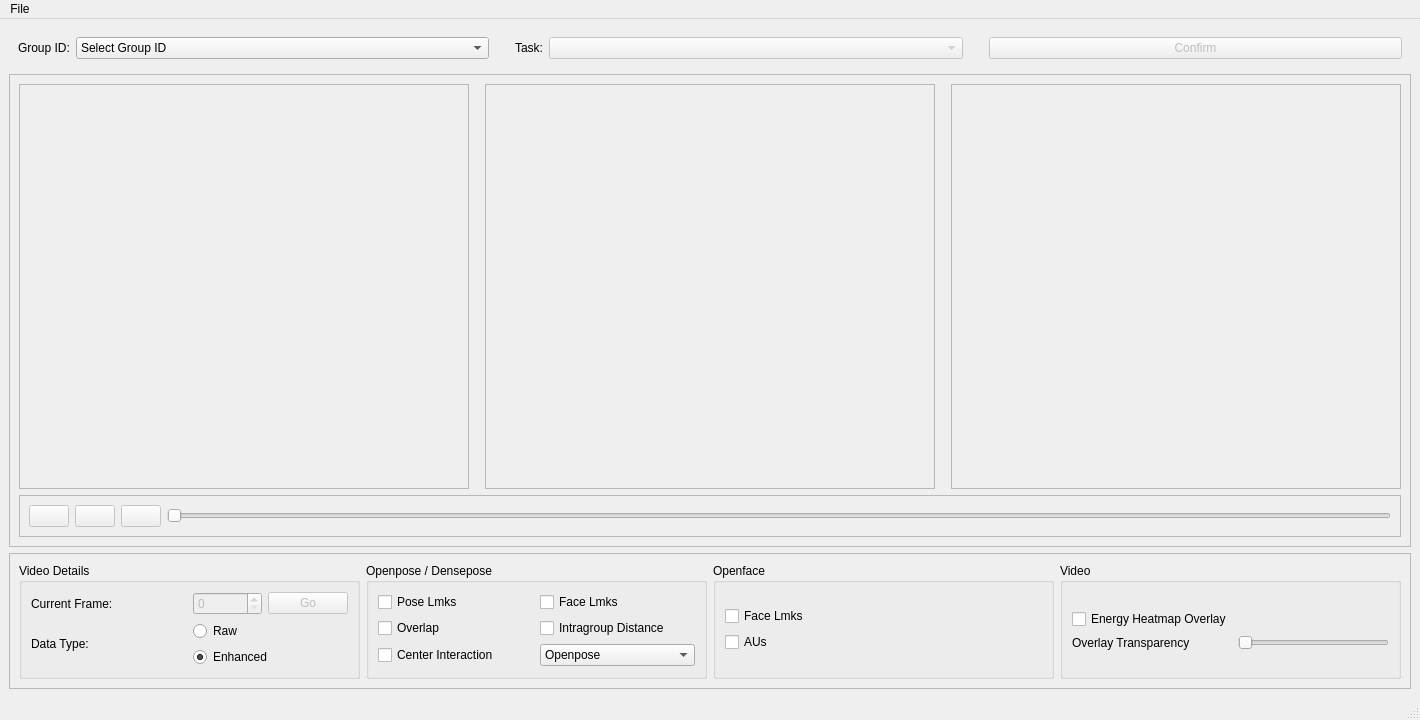
This is nonverbal_communication_analysis/m6_Visualization/UI/mainwindow.ui in fraza0/nonverbal_communication_analysis as Qt 5 draws it before an edit. The edited form follows.
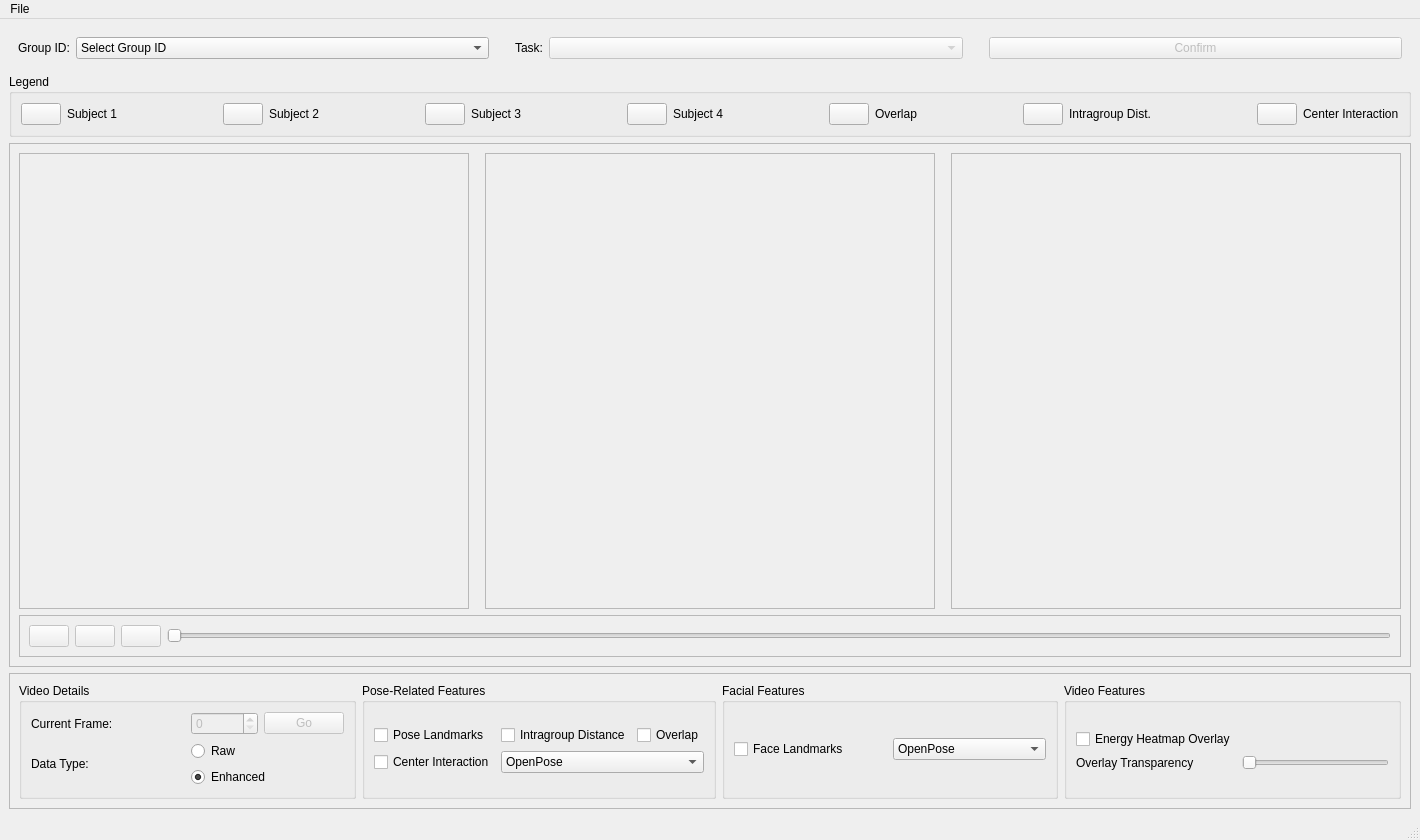
This is the edited form.

```diff
--- a/nonverbal_communication_analysis/m6_Visualization/UI/mainwindow.ui
+++ b/nonverbal_communication_analysis/m6_Visualization/UI/mainwindow.ui
@@ -7,7 +7,7 @@
     <x>0</x>
     <y>0</y>
     <width>1420</width>
-    <height>720</height>
+    <height>840</height>
    </rect>
   </property>
   <property name="windowTitle">
@@ -125,6 +125,297 @@
       </layout>
      </widget>
     </item>
+    <item>
+     <widget class="QGroupBox" name="legend_frame">
+      <property name="sizePolicy">
+       <sizepolicy hsizetype="Preferred" vsizetype="Maximum">
+        <horstretch>0</horstretch>
+        <verstretch>0</verstretch>
+       </sizepolicy>
+      </property>
+      <property name="title">
+       <string>Legend</string>
+      </property>
+      <layout class="QVBoxLayout" name="verticalLayout_11">
+       <item>
+        <layout class="QGridLayout" name="gridLayout_6">
+         <item row="0" column="11">
+          <spacer name="horizontalSpacer_6">
+           <property name="orientation">
+            <enum>Qt::Horizontal</enum>
+           </property>
+           <property name="sizeHint" stdset="0">
+            <size>
+             <width>40</width>
+             <height>20</height>
+            </size>
+           </property>
+          </spacer>
+         </item>
+         <item row="0" column="4">
+          <widget class="QLabel" name="label_5">
+           <property name="sizePolicy">
+            <sizepolicy hsizetype="Maximum" vsizetype="Maximum">
+             <horstretch>0</horstretch>
+             <verstretch>0</verstretch>
+            </sizepolicy>
+           </property>
+           <property name="text">
+            <string>Subject 2</string>
+           </property>
+          </widget>
+         </item>
+         <item row="0" column="13">
+          <widget class="QLabel" name="label_8">
+           <property name="sizePolicy">
+            <sizepolicy hsizetype="Maximum" vsizetype="Maximum">
+             <horstretch>0</horstretch>
+             <verstretch>0</verstretch>
+            </sizepolicy>
+           </property>
+           <property name="text">
+            <string>Overlap</string>
+           </property>
+          </widget>
+         </item>
+         <item row="0" column="14">
+          <spacer name="horizontalSpacer_9">
+           <property name="orientation">
+            <enum>Qt::Horizontal</enum>
+           </property>
+           <property name="sizeHint" stdset="0">
+            <size>
+             <width>40</width>
+             <height>20</height>
+            </size>
+           </property>
+          </spacer>
+         </item>
+         <item row="0" column="0">
+          <widget class="QPushButton" name="leg_subject1">
+           <property name="sizePolicy">
+            <sizepolicy hsizetype="Maximum" vsizetype="Maximum">
+             <horstretch>0</horstretch>
+             <verstretch>0</verstretch>
+            </sizepolicy>
+           </property>
+           <property name="minimumSize">
+            <size>
+             <width>5</width>
+             <height>5</height>
+            </size>
+           </property>
+           <property name="text">
+            <string/>
+           </property>
+           <property name="checkable">
+            <bool>false</bool>
+           </property>
+          </widget>
+         </item>
+         <item row="0" column="3">
+          <widget class="QPushButton" name="leg_subject2">
+           <property name="sizePolicy">
+            <sizepolicy hsizetype="Maximum" vsizetype="Maximum">
+             <horstretch>0</horstretch>
+             <verstretch>0</verstretch>
+            </sizepolicy>
+           </property>
+           <property name="text">
+            <string/>
+           </property>
+          </widget>
+         </item>
+         <item row="0" column="8">
+          <spacer name="horizontalSpacer_5">
+           <property name="orientation">
+            <enum>Qt::Horizontal</enum>
+           </property>
+           <property name="sizeHint" stdset="0">
+            <size>
+             <width>40</width>
+             <height>20</height>
+            </size>
+           </property>
+          </spacer>
+         </item>
+         <item row="0" column="9">
+          <widget class="QPushButton" name="leg_subject4">
+           <property name="sizePolicy">
+            <sizepolicy hsizetype="Maximum" vsizetype="Maximum">
+             <horstretch>0</horstretch>
+             <verstretch>0</verstretch>
+            </sizepolicy>
+           </property>
+           <property name="text">
+            <string/>
+           </property>
+          </widget>
+         </item>
+         <item row="0" column="6">
+          <widget class="QPushButton" name="leg_subject3">
+           <property name="sizePolicy">
+            <sizepolicy hsizetype="Maximum" vsizetype="Maximum">
+             <horstretch>0</horstretch>
+             <verstretch>0</verstretch>
+            </sizepolicy>
+           </property>
+           <property name="text">
+            <string/>
+           </property>
+          </widget>
+         </item>
+         <item row="0" column="16">
+          <widget class="QLabel" name="label_9">
+           <property name="sizePolicy">
+            <sizepolicy hsizetype="Maximum" vsizetype="Maximum">
+             <horstretch>0</horstretch>
+             <verstretch>0</verstretch>
+            </sizepolicy>
+           </property>
+           <property name="text">
+            <string>Intragroup Dist.</string>
+           </property>
+          </widget>
+         </item>
+         <item row="0" column="7">
+          <widget class="QLabel" name="label_6">
+           <property name="sizePolicy">
+            <sizepolicy hsizetype="Maximum" vsizetype="Maximum">
+             <horstretch>0</horstretch>
+             <verstretch>0</verstretch>
+            </sizepolicy>
+           </property>
+           <property name="text">
+            <string>Subject 3</string>
+           </property>
+          </widget>
+         </item>
+         <item row="0" column="2">
+          <spacer name="horizontalSpacer_3">
+           <property name="orientation">
+            <enum>Qt::Horizontal</enum>
+           </property>
+           <property name="sizeType">
+            <enum>QSizePolicy::Expanding</enum>
+           </property>
+           <property name="sizeHint" stdset="0">
+            <size>
+             <width>50</width>
+             <height>10</height>
+            </size>
+           </property>
+          </spacer>
+         </item>
+         <item row="0" column="19">
+          <widget class="QLabel" name="label_10">
+           <property name="sizePolicy">
+            <sizepolicy hsizetype="Maximum" vsizetype="Maximum">
+             <horstretch>0</horstretch>
+             <verstretch>0</verstretch>
+            </sizepolicy>
+           </property>
+           <property name="text">
+            <string>Center Interaction</string>
+           </property>
+          </widget>
+         </item>
+         <item row="0" column="1">
+          <widget class="QLabel" name="label_4">
+           <property name="sizePolicy">
+            <sizepolicy hsizetype="Maximum" vsizetype="Maximum">
+             <horstretch>0</horstretch>
+             <verstretch>0</verstretch>
+            </sizepolicy>
+           </property>
+           <property name="text">
+            <string>Subject 1</string>
+           </property>
+          </widget>
+         </item>
+         <item row="0" column="5">
+          <spacer name="horizontalSpacer_4">
+           <property name="orientation">
+            <enum>Qt::Horizontal</enum>
+           </property>
+           <property name="sizeHint" stdset="0">
+            <size>
+             <width>40</width>
+             <height>20</height>
+            </size>
+           </property>
+          </spacer>
+         </item>
+         <item row="0" column="10">
+          <widget class="QLabel" name="label_7">
+           <property name="sizePolicy">
+            <sizepolicy hsizetype="Maximum" vsizetype="Maximum">
+             <horstretch>0</horstretch>
+             <verstretch>0</verstretch>
+            </sizepolicy>
+           </property>
+           <property name="text">
+            <string>Subject 4</string>
+           </property>
+          </widget>
+         </item>
+         <item row="0" column="18">
+          <widget class="QPushButton" name="leg_center_interaction">
+           <property name="sizePolicy">
+            <sizepolicy hsizetype="Maximum" vsizetype="Maximum">
+             <horstretch>0</horstretch>
+             <verstretch>0</verstretch>
+            </sizepolicy>
+           </property>
+           <property name="text">
+            <string/>
+           </property>
+          </widget>
+         </item>
+         <item row="0" column="12">
+          <widget class="QPushButton" name="leg_overlap">
+           <property name="sizePolicy">
+            <sizepolicy hsizetype="Maximum" vsizetype="Maximum">
+             <horstretch>0</horstretch>
+             <verstretch>0</verstretch>
+            </sizepolicy>
+           </property>
+           <property name="text">
+            <string/>
+           </property>
+          </widget>
+         </item>
+         <item row="0" column="15">
+          <widget class="QPushButton" name="leg_intragroup_distance">
+           <property name="sizePolicy">
+            <sizepolicy hsizetype="Maximum" vsizetype="Maximum">
+             <horstretch>0</horstretch>
+             <verstretch>0</verstretch>
+            </sizepolicy>
+           </property>
+           <property name="text">
+            <string/>
+           </property>
+          </widget>
+         </item>
+         <item row="0" column="17">
+          <spacer name="horizontalSpacer_10">
+           <property name="orientation">
+            <enum>Qt::Horizontal</enum>
+           </property>
+           <property name="sizeHint" stdset="0">
+            <size>
+             <width>40</width>
+             <height>20</height>
+            </size>
+           </property>
+          </spacer>
+         </item>
+        </layout>
+       </item>
+      </layout>
+     </widget>
+    </item>
     <item>
      <widget class="QFrame" name="fr2_video_player">
       <property name="frameShape">
@@ -408,7 +699,7 @@
             </sizepolicy>
            </property>
            <property name="title">
-            <string>Openpose / Densepose</string>
+            <string>Pose-Related Features</string>
            </property>
            <layout class="QVBoxLayout" name="verticalLayout_6">
             <item>
@@ -422,49 +713,58 @@
                  </sizepolicy>
                 </property>
                 <property name="text">
-                 <string>Pose Lmks</string>
+                 <string>Pose Landmarks</string>
+                </property>
+                <property name="shortcut">
+                 <string>P</string>
                 </property>
                </widget>
               </item>
               <item row="2" column="0">
-               <widget class="QCheckBox" name="chb_op_overlap">
-                <property name="sizePolicy">
-                 <sizepolicy hsizetype="Minimum" vsizetype="Maximum">
-                  <horstretch>0</horstretch>
-                  <verstretch>0</verstretch>
-                 </sizepolicy>
-                </property>
-                <property name="text">
-                 <string>Overlap</string>
-                </property>
-               </widget>
-              </item>
-              <item row="2" column="1">
-               <widget class="QCheckBox" name="chb_op_ig_dist">
-                <property name="text">
-                 <string>Intragroup Distance</string>
-                </property>
-               </widget>
-              </item>
-              <item row="3" column="0">
-               <widget class="QCheckBox" name="chb_op_cntr_int">
+               <widget class="QCheckBox" name="chb_cntr_int">
                 <property name="text">
                  <string>Center Interaction</string>
                 </property>
-               </widget>
-              </item>
-              <item row="0" column="1">
-               <widget class="QCheckBox" name="chb_op_face">
-                <property name="text">
-                 <string>Face Lmks</string>
+                <property name="shortcut">
+                 <string>C</string>
                 </property>
                </widget>
               </item>
-              <item row="3" column="1">
-               <widget class="QComboBox" name="cb_framework">
+              <item row="0" column="1">
+               <layout class="QHBoxLayout" name="horizontalLayout_6">
+                <item>
+                 <widget class="QCheckBox" name="chb_ig_dist">
+                  <property name="text">
+                   <string>Intragroup Distance</string>
+                  </property>
+                  <property name="shortcut">
+                   <string>I</string>
+                  </property>
+                 </widget>
+                </item>
+                <item>
+                 <widget class="QCheckBox" name="chb_overlap">
+                  <property name="sizePolicy">
+                   <sizepolicy hsizetype="Minimum" vsizetype="Maximum">
+                    <horstretch>0</horstretch>
+                    <verstretch>0</verstretch>
+                   </sizepolicy>
+                  </property>
+                  <property name="text">
+                   <string>Overlap</string>
+                  </property>
+                  <property name="shortcut">
+                   <string>O</string>
+                  </property>
+                 </widget>
+                </item>
+               </layout>
+              </item>
+              <item row="2" column="1">
+               <widget class="QComboBox" name="cb_pose_framework">
                 <item>
                  <property name="text">
-                  <string>Openpose</string>
+                  <string>OpenPose</string>
                  </property>
                 </item>
                 <item>
@@ -488,7 +788,7 @@
             </sizepolicy>
            </property>
            <property name="title">
-            <string>Openface</string>
+            <string>Facial Features</string>
            </property>
            <layout class="QVBoxLayout" name="verticalLayout_7">
             <item>
@@ -496,15 +796,25 @@
               <item row="0" column="0">
                <widget class="QCheckBox" name="checkBox_3">
                 <property name="text">
-                 <string>Face Lmks</string>
+                 <string>Face Landmarks</string>
+                </property>
+                <property name="shortcut">
+                 <string>F</string>
                 </property>
                </widget>
               </item>
-              <item row="1" column="0">
-               <widget class="QCheckBox" name="checkBox_4">
-                <property name="text">
-                 <string>AUs</string>
-                </property>
+              <item row="0" column="1">
+               <widget class="QComboBox" name="cb_face_framework">
+                <item>
+                 <property name="text">
+                  <string>OpenPose</string>
+                 </property>
+                </item>
+                <item>
+                 <property name="text">
+                  <string>OpenFace</string>
+                 </property>
+                </item>
                </widget>
               </item>
              </layout>
@@ -521,7 +831,7 @@
             </sizepolicy>
            </property>
            <property name="title">
-            <string>Video</string>
+            <string>Video Features</string>
            </property>
            <layout class="QVBoxLayout" name="verticalLayout_8">
             <item>
```
Left out of the diff: 41 changed lines with no effect on the pictures.
